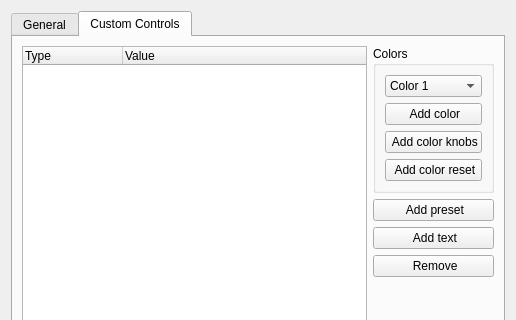
The window that ui/src/virtualconsole/vcmatrixproperties.ui (mcallegari/qlcplus) describes before a commit, drawn with Qt 5; both pictures show x 0 to 516 and y 0 to 320 of the 516 by 631 pixel window.
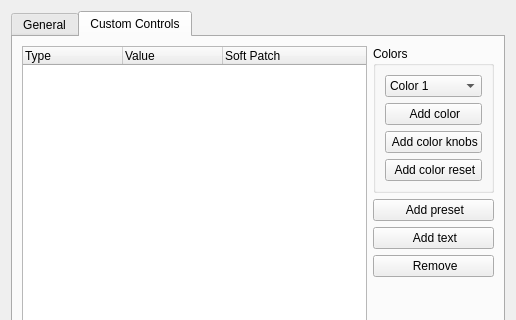
The same window after the commit. The open tabs and pages were chosen to show the change. Icons and pictures are not drawn.

Commit message: Feature: Add Soft Patch to VCMatrix and Animation Knobs

Patch:
```diff
--- a/ui/src/virtualconsole/vcmatrixproperties.ui
+++ b/ui/src/virtualconsole/vcmatrixproperties.ui
@@ -434,6 +434,11 @@
              <string>Value</string>
             </property>
            </column>
+           <column>
+            <property name="text">
+             <string>Soft Patch</string>
+            </property>
+           </column>
           </widget>
          </item>
         </layout>
```
The commit also changes 11 other files.
